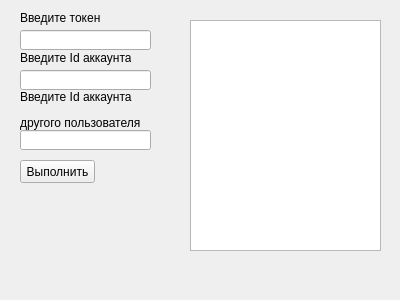
The window that func.ui (AlisMori/API_project) describes before a commit, drawn with Qt 5.
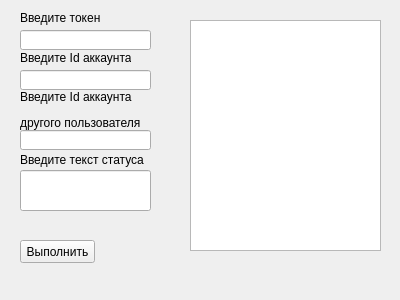
The same window after the commit.

```diff
--- a/func.ui
+++ b/func.ui
@@ -114,7 +114,7 @@
    <property name="geometry">
     <rect>
      <x>20</x>
-     <y>160</y>
+     <y>240</y>
      <width>75</width>
      <height>23</height>
     </rect>
@@ -123,6 +123,44 @@
     <string>Выполнить</string>
    </property>
   </widget>
+  <widget class="QLineEdit" name="status">
+   <property name="geometry">
+    <rect>
+     <x>20</x>
+     <y>170</y>
+     <width>131</width>
+     <height>41</height>
+    </rect>
+   </property>
+  </widget>
+  <widget class="QLabel" name="label_4">
+   <property name="geometry">
+    <rect>
+     <x>20</x>
+     <y>150</y>
+     <width>131</width>
+     <height>21</height>
+    </rect>
+   </property>
+   <property name="text">
+    <string>&lt;html&gt;&lt;head/&gt;&lt;body&gt;&lt;p&gt;Введите текст статуса&lt;/p&gt;&lt;/body&gt;&lt;/html&gt;</string>
+   </property>
+   <property name="textFormat">
+    <enum>Qt::AutoText</enum>
+   </property>
+   <property name="scaledContents">
+    <bool>false</bool>
+   </property>
+   <property name="alignment">
+    <set>Qt::AlignLeading|Qt::AlignLeft|Qt::AlignVCenter</set>
+   </property>
+   <property name="wordWrap">
+    <bool>false</bool>
+   </property>
+   <property name="indent">
+    <number>-1</number>
+   </property>
+  </widget>
  </widget>
  <resources/>
  <connections/>
```
